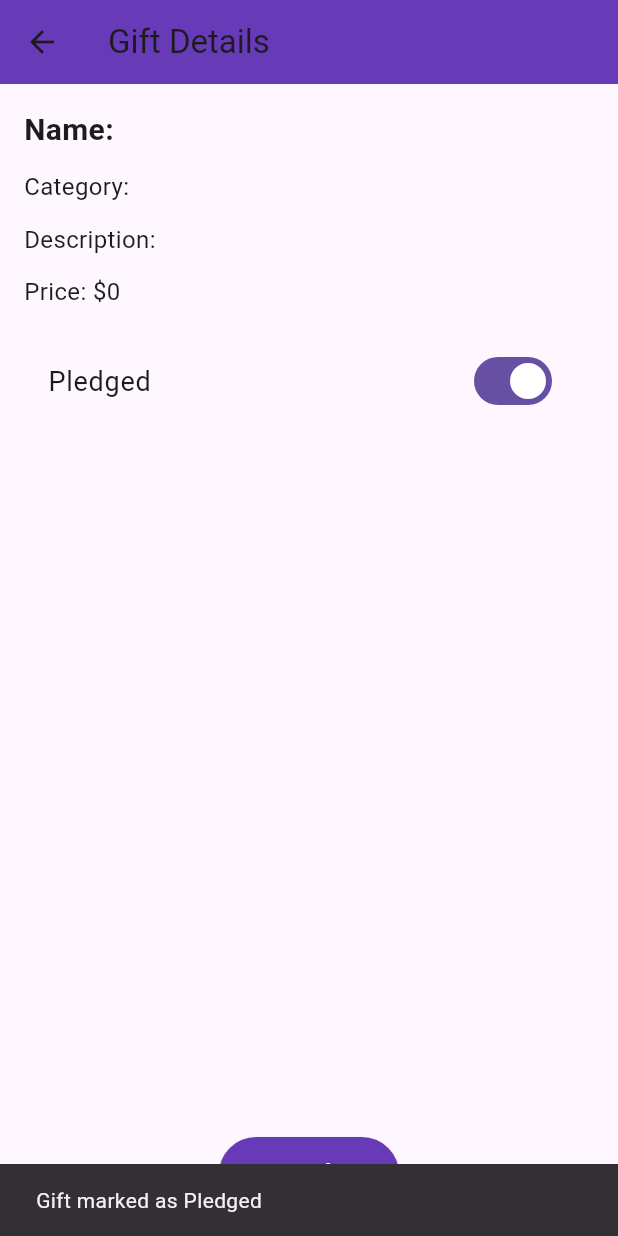
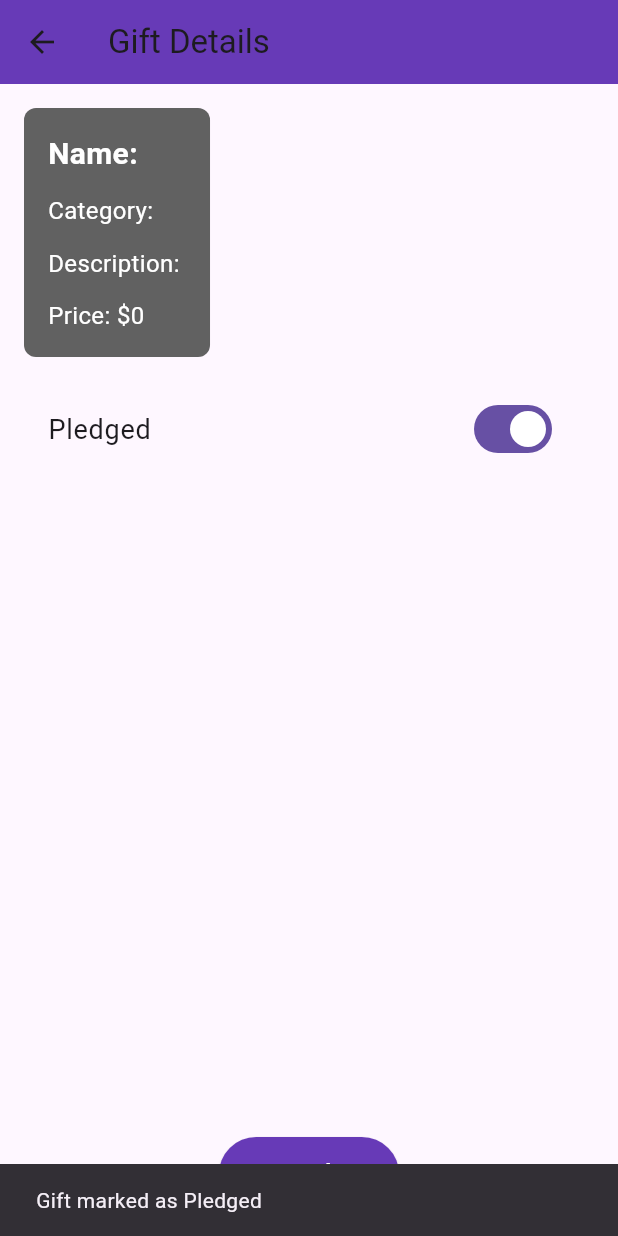
Before and after one commit to Adham662002/hediaty, a Flutter app: the GiftDetailsPage screen opened directly with empty values, after a tap on "Pledged", on a phone screen of 412 x 824 dp. Run offline on Flutter 3.47's test engine with Material 3 defaults, Android fonts, the phone set to English and light mode, and no system bars; our stand-ins replace awesome_dialog, cloud_firestore, firebase_auth, firebase_core; accounts and stored records are empty.

Commit message:
Third commits

```diff
--- a/lib/main.dart
+++ b/lib/main.dart
@@ -41,7 +41,7 @@ class _MyAppState extends State<MyApp> {
         "signup": (context) => const SignUp(),
         "login": (context) => const Login(),
         "homepage": (context) => const HomePage(),
-        "profile": (context) => const ProfilePage(),
+
       },
     );
   }
--- a/lib/views/giftdetails.dart
+++ b/lib/views/giftdetails.dart
@@ -42,18 +42,24 @@ class _GiftDetailsPageState extends State<GiftDetailsPage> {
 
   // Update pledged status
   Future<void> _togglePledgedStatus() async {
+    if (_isPledged) {
+      // If already pledged, show a message and prevent further action
+      ScaffoldMessenger.of(context).showSnackBar(
+        const SnackBar(content: Text('This gift is already pledged!')),
+      );
+      return;
+    }
+
     setState(() {
-      _isPledged = !_isPledged;
+      _isPledged = true;
     });
 
     await FirebaseFirestore.instance.collection('giftlist').doc(widget.giftId).update({
-      'status': _isPledged ? 'Pledged' : 'Available',
+      'status': 'Pledged',
     });
 
     ScaffoldMessenger.of(context).showSnackBar(
-      SnackBar(
-        content: Text('Gift marked as ${_isPledged ? "Pledged" : "Available"}'),
-      ),
+      const SnackBar(content: Text('Gift marked as Pledged')),
     );
   }
 
@@ -71,24 +77,49 @@ class _GiftDetailsPageState extends State<GiftDetailsPage> {
         child: Column(
           crossAxisAlignment: CrossAxisAlignment.start,
           children: [
+            Container(
+              decoration: BoxDecoration(
+                color: _isPledged ? Colors.grey[700] : Colors.white,
+                borderRadius: BorderRadius.circular(8),
+              ),
+              padding: const EdgeInsets.all(16),
+              child: Column(
+                crossAxisAlignment: CrossAxisAlignment.start,
+                children: [
                   Text(
                     'Name: ${_giftData!['name']}',
-              style: const TextStyle(fontSize: 20, fontWeight: FontWeight.bold),
+                    style: TextStyle(
+                      fontSize: 20,
+                      fontWeight: FontWeight.bold,
+                      color: _isPledged ? Colors.white : Colors.black,
+                    ),
                   ),
                   const SizedBox(height: 12),
                   Text(
                     'Category: ${_giftData!['category']}',
-              style: const TextStyle(fontSize: 16),
+                    style: TextStyle(
+                      fontSize: 16,
+                      color: _isPledged ? Colors.white : Colors.black,
+                    ),
                   ),
                   const SizedBox(height: 12),
                   Text(
                     'Description: ${_giftData!['description'] ?? 'No description'}',
-              style: const TextStyle(fontSize: 16),
+                    style: TextStyle(
+                      fontSize: 16,
+                      color: _isPledged ? Colors.white : Colors.black,
+                    ),
                   ),
                   const SizedBox(height: 12),
                   Text(
                     'Price: \$${_giftData!['price'] ?? '0'}',
-              style: const TextStyle(fontSize: 16),
+                    style: TextStyle(
+                      fontSize: 16,
+                      color: _isPledged ? Colors.white : Colors.black,
+                    ),
+                  ),
+                ],
+              ),
             ),
             const SizedBox(height: 20),
             SwitchListTile(
--- a/pubspec.yaml
+++ b/pubspec.yaml
@@ -22,6 +22,8 @@ dependencies:
   awesome_dialog: ^3.0.0
   cupertino_icons: ^1.0.8
   uuid: ^4.5.1
+  table_calendar: ^3.0.8
+
 
 dev_dependencies:
   flutter_test:
```
Also changed, not shown: lib/views/NotificationsPage.dart (added, +50 -0 lines), lib/views/homepage.dart (+77 -19 lines), lib/views/myGiftsListPage.dart (+15 -0 lines), lib/views/myevents.dart (+7 -10 lines), lib/views/pledgedgifts.dart (+3 -8 lines), lib/views/profile.dart (+105 -57 lines), pubspec.lock. Lines whose indentation alone changed are shown as unchanged.
